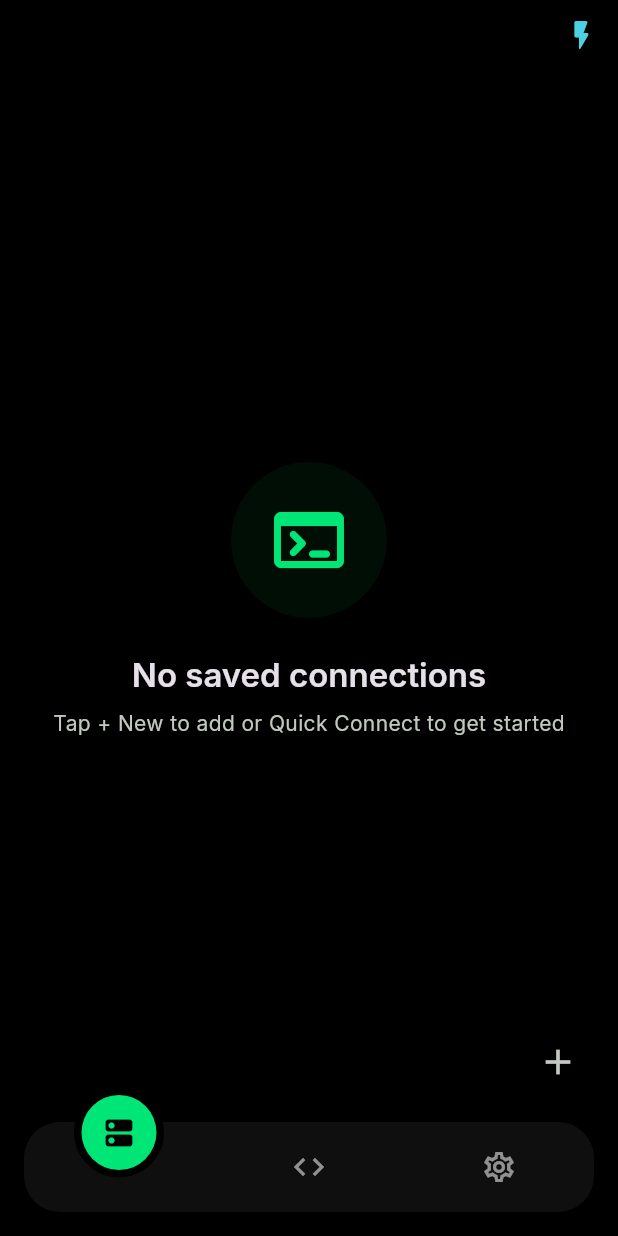
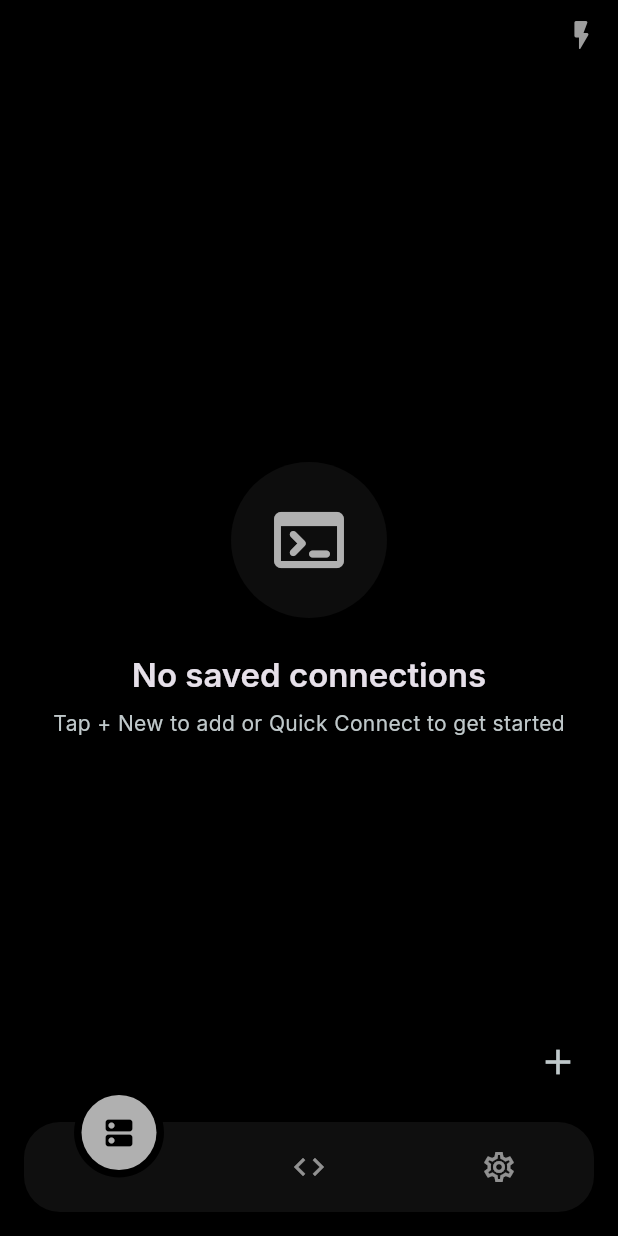
Before and after one commit to rudra-sah00/ssh-client, a Flutter app: the screen it shows after launch, on a phone screen of 412 x 824 dp. Run offline on Flutter 3.47's test engine with Material 3 defaults, Android fonts, the phone set to English and light mode, and no system bars; drawn by our look-alikes of circle_nav_bar, flutter_animate; our stand-ins replace flex_color_scheme, flutter_riverpod, flutter_secure_storage, freezed_annotation, google_fonts; missing offline and left inert: dartssh2, xterm.

Commit message:
style: remove all green, pure black + grey/white palette

```diff
--- a/lib/core/theme/app_theme.dart
+++ b/lib/core/theme/app_theme.dart
@@ -4,19 +4,19 @@ import 'package:google_fonts/google_fonts.dart';
 
 abstract class AppTheme {
   static const _radius = 16.0;
-  static const _accent = Color(0xFF00E676); // terminal green
+  static const _accent = Color(0xFFB0B0B0);
 
-  static ThemeData get light => dark; // force dark always
+  static ThemeData get light => dark;
 
   static ThemeData get dark {
     final base = FlexThemeData.dark(
       colors: const FlexSchemeColor(
         primary: _accent,
-        primaryContainer: Color(0xFF002E14),
-        secondary: Color(0xFF80CBC4),
-        secondaryContainer: Color(0xFF1A3A36),
-        tertiary: Color(0xFF4DD0E1),
-        tertiaryContainer: Color(0xFF0D2F33),
+        primaryContainer: Color(0xFF2A2A2A),
+        secondary: Color(0xFF8E8E8E),
+        secondaryContainer: Color(0xFF222222),
+        tertiary: Color(0xFF9E9E9E),
+        tertiaryContainer: Color(0xFF1E1E1E),
       ),
       darkIsTrueBlack: true,
       surfaceMode: FlexSurfaceMode.level,
--- a/lib/presentation/screens/home/home_screen.dart
+++ b/lib/presentation/screens/home/home_screen.dart
@@ -273,7 +273,7 @@ class _ConnectionTile extends ConsumerWidget {
                         child: Container(
                           width: 10, height: 10,
                           decoration: BoxDecoration(
-                            color: Colors.green.shade400,
+                            color: Colors.white70,
                             shape: BoxShape.circle,
                             border: Border.all(color: cs.surface, width: 1.5),
                           ),
@@ -298,11 +298,11 @@ class _ConnectionTile extends ConsumerWidget {
                         Container(
                           padding: const EdgeInsets.symmetric(horizontal: 8, vertical: 2),
                           decoration: BoxDecoration(
-                            color: Colors.green.withValues(alpha: 0.15),
+                            color: Colors.white.withValues(alpha: 0.08),
                             borderRadius: BorderRadius.circular(8),
                           ),
                           child: Text('${activeSessions.length} active',
-                              style: TextStyle(color: Colors.green.shade400, fontSize: 11, fontWeight: FontWeight.w600)),
+                              style: TextStyle(color: Colors.white70, fontSize: 11, fontWeight: FontWeight.w600)),
                         ),
                     ]),
                     const SizedBox(height: 3),
--- a/lib/presentation/screens/shell/app_shell.dart
+++ b/lib/presentation/screens/shell/app_shell.dart
@@ -47,7 +47,7 @@ class _AppShellState extends State<AppShell> {
         height: 60,
         circleWidth: 50,
         color: const Color(0xFF0F0F0F),
-        circleColor: const Color(0xFF00E676),
+        circleColor: const Color(0xFFB0B0B0),
         activeIndex: _index,
         onTap: (i) {
           setState(() => _index = i);
--- a/lib/presentation/screens/terminal/terminal_screen.dart
+++ b/lib/presentation/screens/terminal/terminal_screen.dart
@@ -109,7 +109,7 @@ class _TerminalScreenState extends ConsumerState<TerminalScreen> {
               width: 8, height: 8,
               decoration: BoxDecoration(
                 shape: BoxShape.circle,
-                color: _session?.isConnected == true ? Colors.green.shade400 : Colors.grey,
+                color: _session?.isConnected == true ? Colors.white70 : Colors.grey,
               ),
             ),
             const SizedBox(width: 10),
@@ -136,7 +136,7 @@ class _TerminalScreenState extends ConsumerState<TerminalScreen> {
                     width: 8, height: 8,
                     decoration: BoxDecoration(
                       shape: BoxShape.circle,
-                      color: s.isConnected ? Colors.green.shade400 : Colors.red.shade400,
+                      color: s.isConnected ? Colors.white70 : Colors.red.shade400,
                     ),
                   ),
                   const SizedBox(width: 10),
--- a/lib/presentation/screens/tunnel/tunnel_screen.dart
+++ b/lib/presentation/screens/tunnel/tunnel_screen.dart
@@ -66,9 +66,9 @@ class _TunnelScreenState extends ConsumerState<TunnelScreen> {
                           height: 10,
                           decoration: BoxDecoration(
                             shape: BoxShape.circle,
-                            color: t.isActive ? Colors.green : Colors.grey,
+                            color: t.isActive ? Colors.white70 : Colors.grey,
                             boxShadow: t.isActive
-                                ? [BoxShadow(color: Colors.green.withValues(alpha: 0.4), blurRadius: 6, spreadRadius: 1)]
+                                ? [BoxShadow(color: Colors.white.withValues(alpha: 0.2), blurRadius: 6, spreadRadius: 1)]
                                 : null,
                           ),
                         ),
```
